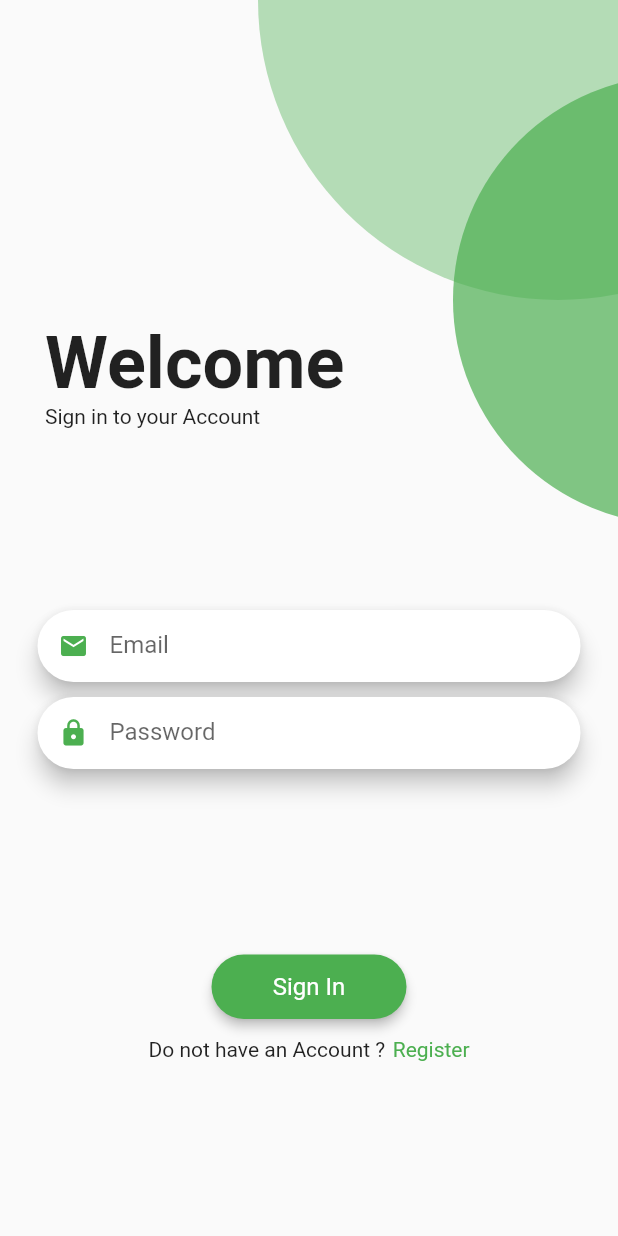
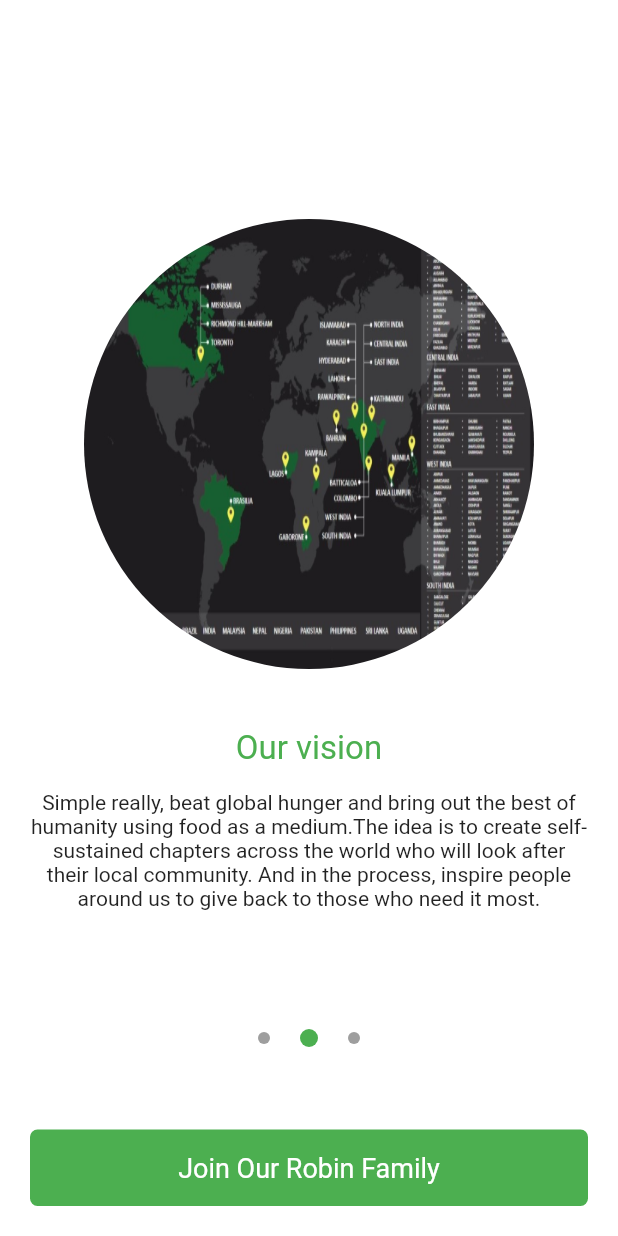
Before and after one commit to akashdeep007/hack-20, a Flutter app: the screen it shows after launch, on a phone screen of 412 x 824 dp. Run offline on Flutter 3.47's test engine with Material 2 defaults, Android fonts, the phone set to English and light mode, and no system bars; our stand-ins replace cloud_firestore, firebase_auth, validators; accounts and stored records are empty.

```diff
--- a/lib/main.dart
+++ b/lib/main.dart
@@ -3,6 +3,7 @@ import 'package:flutter/material.dart';
 import 'package:provider/provider.dart';
 import 'package:the_robin_app/blocs/AuthService.dart';
 import 'package:the_robin_app/pages/Wrapper.dart';
+import 'package:the_robin_app/pages/getting_started.dart';
 
 void main() {
   runApp(MyApp());
@@ -19,21 +20,21 @@ class MyApp extends StatelessWidget {
         title: 'The Robin Hood Army',
         theme: ThemeData(
           buttonTheme: ButtonThemeData(
-            textTheme: ButtonTextTheme.primary,
-            height: 43,
-            minWidth: 130,
-            shape: RoundedRectangleBorder(
-              borderRadius: BorderRadius.circular(29),
-            )
-          ),
+              textTheme: ButtonTextTheme.primary,
+              height: 43,
+              minWidth: 130,
+              shape: RoundedRectangleBorder(
+                borderRadius: BorderRadius.circular(29),
+              )),
           textTheme: TextTheme(
-            headline1: TextStyle(fontSize: 48, fontWeight: FontWeight.bold, letterSpacing: 3),
+            headline1: TextStyle(
+                fontSize: 48, fontWeight: FontWeight.bold, letterSpacing: 3),
             button: TextStyle(fontSize: 16, fontWeight: FontWeight.w400),
           ),
           primarySwatch: Colors.green,
           visualDensity: VisualDensity.adaptivePlatformDensity,
         ),
-        home: Wrapper(),
+        home: GettingStartedScreen(),
       ),
     );
   }
--- /dev/null
+++ b/lib/pages/getting_started.dart
@@ -0,0 +1,124 @@
+import 'dart:async';
+
+import 'package:flutter/material.dart';
+import 'package:the_robin_app/pages/Wrapper.dart';
+import 'package:the_robin_app/widgets/landing/slide.dart';
+import 'package:the_robin_app/widgets/landing/slide_dots.dart';
+import 'package:the_robin_app/widgets/landing/slide_item.dart';
+
+class GettingStartedScreen extends StatefulWidget {
+  @override
+  _GettingStartedScreenState createState() => _GettingStartedScreenState();
+}
+
+class _GettingStartedScreenState extends State<GettingStartedScreen> {
+  int _currentPage = 0;
+  final PageController _pageController = PageController(initialPage: 0);
+
+  @override
+  void initState() {
+    super.initState();
+    Timer.periodic(Duration(seconds: 5), (Timer timer) {
+      if (_currentPage < 2) {
+        _currentPage++;
+      } else {
+        _currentPage = 0;
+      }
+
+      _pageController.animateToPage(
+        _currentPage,
+        duration: Duration(milliseconds: 300),
+        curve: Curves.easeIn,
+      );
+    });
+  }
+
+  @override
+  void dispose() {
+    super.dispose();
+    _pageController.dispose();
+  }
+
+  _onPageChanged(int index) {
+    setState(() {
+      _currentPage = index;
+    });
+  }
+
+  @override
+  Widget build(BuildContext context) {
+    return Scaffold(
+      body: Container(
+        color: Colors.white,
+        child: Padding(
+          padding: const EdgeInsets.all(20),
+          child: Column(
+            children: <Widget>[
+              Expanded(
+                child: Stack(
+                  alignment: AlignmentDirectional.bottomCenter,
+                  children: <Widget>[
+                    PageView.builder(
+                      scrollDirection: Axis.horizontal,
+                      controller: _pageController,
+                      onPageChanged: _onPageChanged,
+                      itemCount: slideList.length,
+                      itemBuilder: (ctx, i) => SlideItem(i),
+                    ),
+                    Stack(
+                      alignment: AlignmentDirectional.topStart,
+                      children: <Widget>[
+                        Container(
+                          margin: const EdgeInsets.only(bottom: 35),
+                          child: Row(
+                            mainAxisSize: MainAxisSize.min,
+                            mainAxisAlignment: MainAxisAlignment.center,
+                            children: <Widget>[
+                              for (int i = 0; i < slideList.length; i++)
+                                if (i == _currentPage)
+                                  SlideDots(true)
+                                else
+                                  SlideDots(false)
+                            ],
+                          ),
+                        )
+                      ],
+                    )
+                  ],
+                ),
+              ),
+              SizedBox(
+                height: 20,
+              ),
+              Column(
+                crossAxisAlignment: CrossAxisAlignment.stretch,
+                children: <Widget>[
+                  FlatButton(
+                    child: Text(
+                      'Join Our Robin Family',
+                      style: TextStyle(
+                        fontSize: 18,
+                      ),
+                    ),
+                    shape: RoundedRectangleBorder(
+                      borderRadius: BorderRadius.circular(5),
+                    ),
+                    padding: const EdgeInsets.all(15),
+                    color: Theme.of(context).primaryColor,
+                    textColor: Colors.white,
+                    onPressed: () {
+                      Navigator.push(
+                        context,
+                        MaterialPageRoute(builder: (context) => Wrapper()),
+                      );
+                    },
+                  ),
+                ],
+              )
+            ],
+          ),
+        ),
+      ),
+    );
+  }
+}
--- /dev/null
+++ b/lib/widgets/landing/slide.dart
@@ -0,0 +1,33 @@
+import 'package:flutter/material.dart';
+
+class Slide {
+  final String imageUrl;
+  final String title;
+  final String description;
+
+  Slide({
+    @required this.imageUrl,
+    @required this.title,
+    @required this.description,
+  });
+}
+
+final slideList = [
+  Slide(
+    imageUrl: 'assets/images/whoweare.jpg',
+    title: 'Who we are?',
+    description:
+        'The Robin Hood Army is a volunteer based, zero-funds organization that works to get surplus food from restaurants and the community to serve less fortunate people.',
+  ),
+  Slide(
+    imageUrl: 'assets/images/ourvision.jpg',
+    title: 'Our vision',
+    description:
+        'Simple really, beat global hunger and bring out the best of humanity using food as a medium.The idea is to create self-sustained chapters across the world who will look after their local community. And in the process, inspire people around us to give back to those who need it most.',
+  ),
+  Slide(
+    imageUrl: 'assets/images/ourculture.png',
+    title: 'Our Culture',
+    description: 'Citizens First → Mission Next → Robins Last',
+  ),
+];
--- /dev/null
+++ b/lib/widgets/landing/slide_dots.dart
@@ -0,0 +1,20 @@
+import 'package:flutter/material.dart';
+
+class SlideDots extends StatelessWidget {
+  bool isActive;
+  SlideDots(this.isActive);
+
+  @override
+  Widget build(BuildContext context) {
+    return AnimatedContainer(
+      duration: Duration(milliseconds: 150),
+      margin: const EdgeInsets.symmetric(horizontal: 10),
+      height: isActive ? 12 : 8,
+      width: isActive ? 12 : 8,
+      decoration: BoxDecoration(
+        color: isActive ? Theme.of(context).primaryColor : Colors.grey,
+        borderRadius: BorderRadius.all(Radius.circular(12)),
+      ),
+    );
+  }
+}
--- /dev/null
+++ b/lib/widgets/landing/slide_item.dart
@@ -0,0 +1,45 @@
+import 'package:flutter/material.dart';
+import 'package:the_robin_app/widgets/landing/slide.dart';
+
+class SlideItem extends StatelessWidget {
+  final int index;
+  SlideItem(this.index);
+
+  @override
+  Widget build(BuildContext context) {
+    return Column(
+      mainAxisAlignment: MainAxisAlignment.center,
+      crossAxisAlignment: CrossAxisAlignment.center,
+      children: <Widget>[
+        Container(
+          width: 300,
+          height: 300,
+          decoration: BoxDecoration(
+            shape: BoxShape.circle,
+            image: DecorationImage(
+              image: AssetImage(slideList[index].imageUrl),
+              fit: BoxFit.fill,
+            ),
+          ),
+        ),
+        SizedBox(
+          height: 40,
+        ),
+        Text(
+          slideList[index].title,
+          style: TextStyle(
+            fontSize: 22,
+            color: Theme.of(context).primaryColor,
+          ),
+        ),
+        SizedBox(
+          height: 15,
+        ),
+        Text(
+          slideList[index].description,
+          textAlign: TextAlign.center,
+        ),
+      ],
+    );
+  }
+}
--- a/pubspec.yaml
+++ b/pubspec.yaml
@@ -42,9 +42,8 @@ flutter:
   # the material Icons class.
   uses-material-design: true
   # To add assets to your application, add an assets section, like this:
-  # assets:
-  #   - images/a_dot_burr.jpeg
-  #   - images/a_dot_ham.jpeg
+  assets:
+    - assets/images/
   # An image asset can refer to one or more resolution-specific "variants", see
   # https://flutter.dev/assets-and-images/#resolution-aware.
   # For details regarding adding assets from package dependencies, see
```
Also changed, not shown: lib/pages/onboarding_screen.dart (deleted, +0 -236 lines), assets/images/ourculture.png (added), assets/images/ourvision.jpg (added), assets/images/whoweare.jpg (added).
